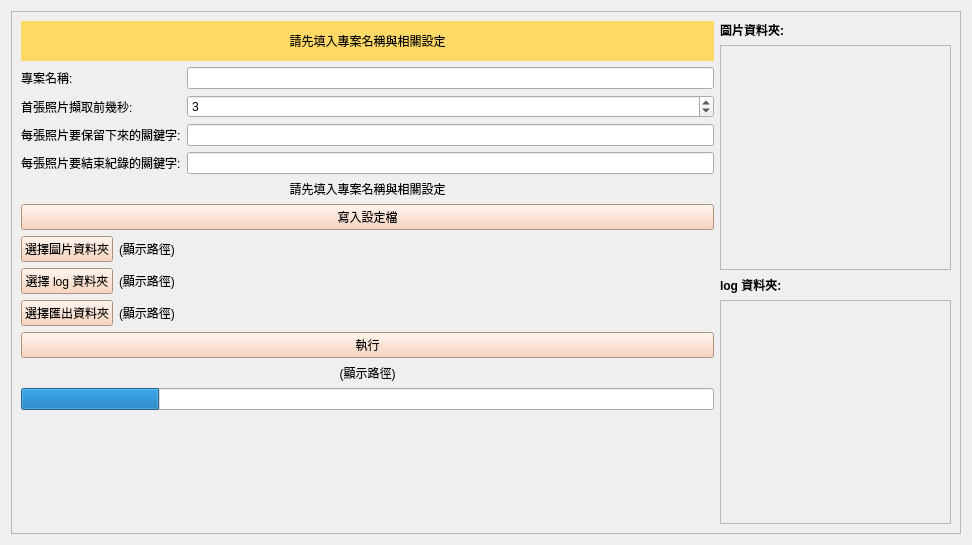
First picture: the form in MTK/AF/UI.ui, repository YuTing-Fang1999/FIH-tool, before the edit.
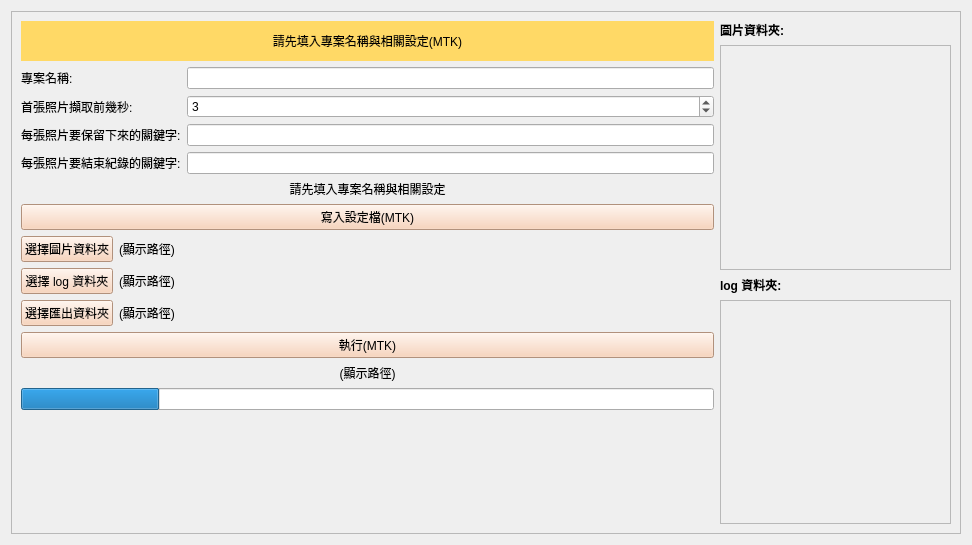
Second picture: the form after the edit.

```diff
--- a/MTK/AF/UI.ui
+++ b/MTK/AF/UI.ui
@@ -54,7 +54,7 @@
 color: black;</string>
            </property>
            <property name="text">
-            <string>請先填入專案名稱與相關設定</string>
+            <string>請先填入專案名稱與相關設定(MTK)</string>
            </property>
            <property name="scaledContents">
             <bool>false</bool>
@@ -153,7 +153,7 @@
 color: black;</string>
            </property>
            <property name="text">
-            <string>寫入設定檔</string>
+            <string>寫入設定檔(MTK)</string>
            </property>
           </widget>
          </item>
@@ -285,7 +285,7 @@
 color: black;</string>
            </property>
            <property name="text">
-            <string>執行</string>
+            <string>執行(MTK)</string>
            </property>
           </widget>
          </item>
```
